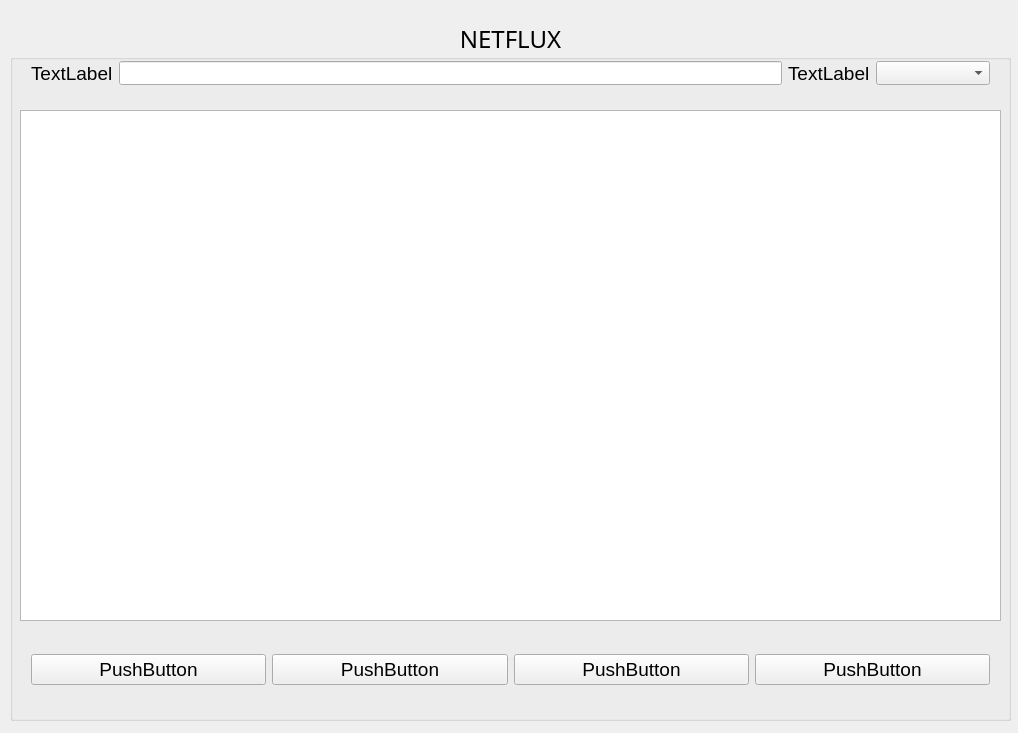
Above: NetfluxApp/widget.ui from omrmeh/netflux before the change. Below: the same form after it.
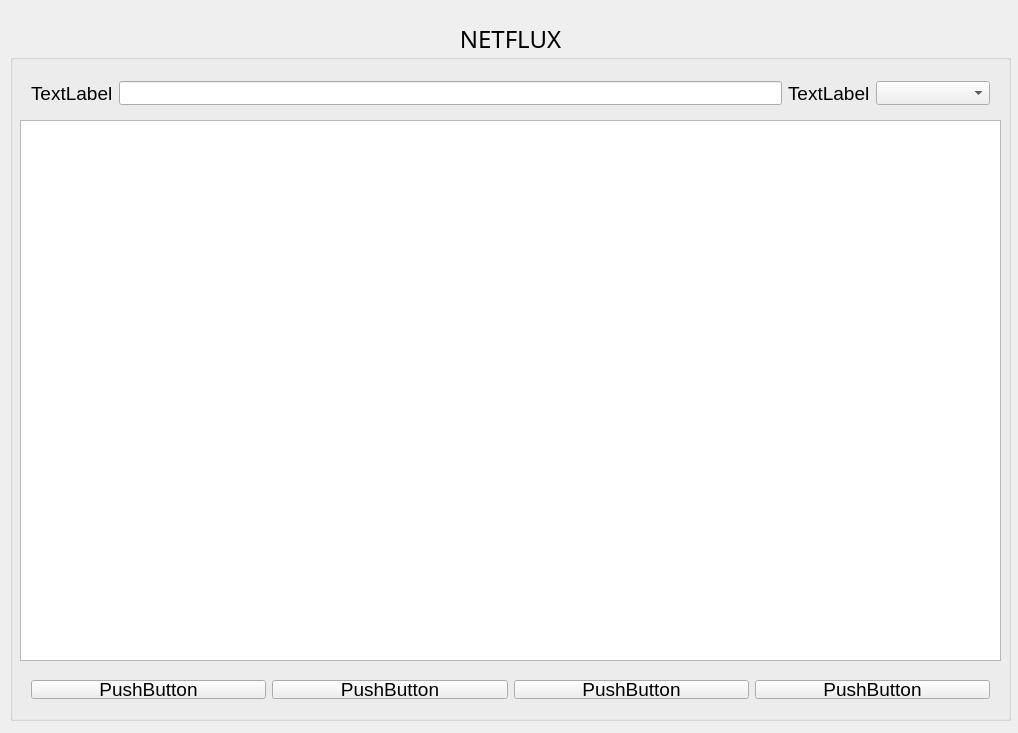
That is the form after the change.

Commit message: ajout deuxieme fenetre widget

```diff
--- a/NetfluxApp/widget.ui
+++ b/NetfluxApp/widget.ui
@@ -38,7 +38,7 @@
     <property name="geometry">
      <rect>
       <x>10</x>
-      <y>30</y>
+      <y>50</y>
       <width>981</width>
       <height>46</height>
      </rect>
@@ -94,9 +94,9 @@
     <property name="geometry">
      <rect>
       <x>10</x>
-      <y>90</y>
+      <y>100</y>
       <width>981</width>
-      <height>511</height>
+      <height>541</height>
      </rect>
     </property>
    </widget>
@@ -104,9 +104,9 @@
     <property name="geometry">
      <rect>
       <x>10</x>
-      <y>610</y>
+      <y>649</y>
       <width>981</width>
-      <height>80</height>
+      <height>41</height>
      </rect>
     </property>
     <layout class="QHBoxLayout" name="horizontalLayout">
```
The commit also changes 2 other files.
